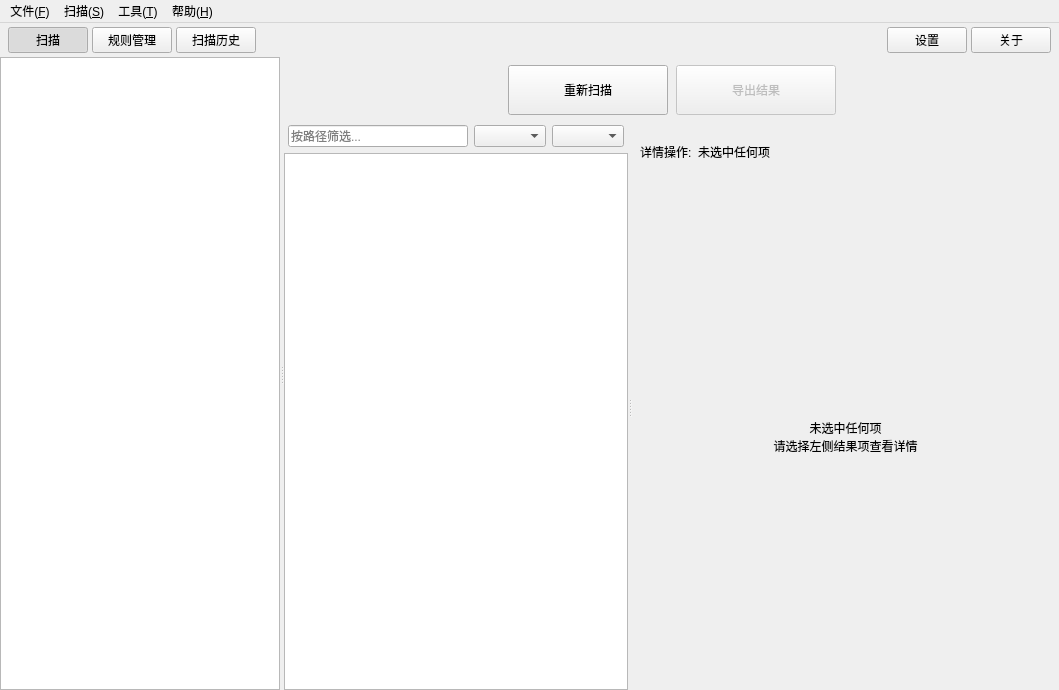
Above: src/fuscan/gui/main_window.ui from gookeryoung/uniscan before the change. Below: the same form after it.
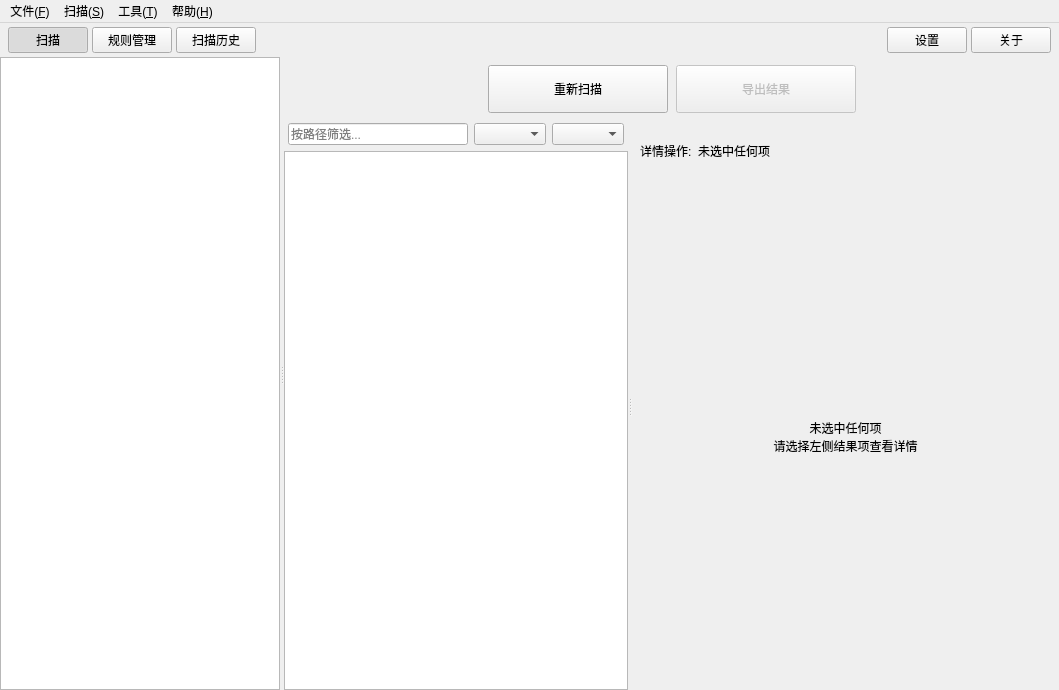
That is the form after the change. The open tabs and pages were chosen to show the change. Icons and pictures are not drawn. Custom widgets are drawn as their Qt base class.

```diff
--- a/src/fuscan/gui/main_window.ui
+++ b/src/fuscan/gui/main_window.ui
@@ -825,8 +825,8 @@
                  <widget class="QPushButton" name="rescan_btn">
                   <property name="minimumSize">
                    <size>
-                    <width>160</width>
-                    <height>50</height>
+                    <width>180</width>
+                    <height>48</height>
                    </size>
                   </property>
                   <property name="toolTip">
@@ -848,8 +848,8 @@
                   </property>
                   <property name="minimumSize">
                    <size>
-                    <width>160</width>
-                    <height>50</height>
+                    <width>180</width>
+                    <height>48</height>
                    </size>
                   </property>
                   <property name="toolTip">
```
Left out of the diff: 10 changed lines with no effect on the pictures.
